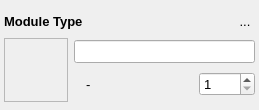
disorderedmaterials/dissolve, file src/gui/charts/moduleblock.ui: the form before one commit.
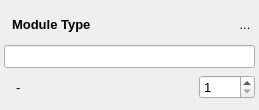
The form after the commit. Icons and pictures are not drawn.

Commit message: Rearrange controls between ModuleBlock and ModuleControlWidget.

```diff
--- a/src/gui/charts/moduleblock.ui
+++ b/src/gui/charts/moduleblock.ui
@@ -87,6 +87,31 @@
       </property>
       <item>
        <layout class="QHBoxLayout" name="horizontalLayout_3">
+        <item>
+         <widget class="QLabel" name="ModuleIconLabel">
+          <property name="sizePolicy">
+           <sizepolicy hsizetype="Preferred" vsizetype="Preferred">
+            <horstretch>0</horstretch>
+            <verstretch>0</verstretch>
+           </sizepolicy>
+          </property>
+          <property name="maximumSize">
+           <size>
+            <width>24</width>
+            <height>24</height>
+           </size>
+          </property>
+          <property name="text">
+           <string/>
+          </property>
+          <property name="pixmap">
+           <pixmap resource="../main.qrc">:/modules/icons/modules_import.svg</pixmap>
+          </property>
+          <property name="scaledContents">
+           <bool>true</bool>
+          </property>
+         </widget>
+        </item>
         <item>
          <widget class="QLabel" name="TopLabel">
           <property name="sizePolicy">
@@ -154,76 +179,6 @@
         <property name="spacing">
          <number>6</number>
         </property>
-        <item>
-         <widget class="QFrame" name="IconFrame">
-          <property name="enabled">
-           <bool>true</bool>
-          </property>
-          <property name="minimumSize">
-           <size>
-            <width>64</width>
-            <height>64</height>
-           </size>
-          </property>
-          <property name="maximumSize">
-           <size>
-            <width>64</width>
-            <height>64</height>
-           </size>
-          </property>
-          <property name="frameShape">
-           <enum>QFrame::StyledPanel</enum>
-          </property>
-          <property name="frameShadow">
-           <enum>QFrame::Raised</enum>
-          </property>
-          <property name="lineWidth">
-           <number>2</number>
-          </property>
-          <layout class="QHBoxLayout" name="horizontalLayout_2">
-           <property name="spacing">
-            <number>4</number>
-           </property>
-           <property name="leftMargin">
-            <number>4</number>
-           </property>
-           <property name="topMargin">
-            <number>4</number>
-           </property>
-           <property name="rightMargin">
-            <number>4</number>
-           </property>
-           <property name="bottomMargin">
-            <number>4</number>
-           </property>
-           <item>
-            <widget class="QLabel" name="IconLabel">
-             <property name="sizePolicy">
-              <sizepolicy hsizetype="Preferred" vsizetype="Preferred">
-               <horstretch>0</horstretch>
-               <verstretch>0</verstretch>
-              </sizepolicy>
-             </property>
-             <property name="maximumSize">
-              <size>
-               <width>54</width>
-               <height>54</height>
-              </size>
-             </property>
-             <property name="text">
-              <string/>
-             </property>
-             <property name="pixmap">
-              <pixmap resource="../main.qrc">:/modules/icons/modules_import.svg</pixmap>
-             </property>
-             <property name="scaledContents">
-              <bool>true</bool>
-             </property>
-            </widget>
-           </item>
-          </layout>
-         </widget>
-        </item>
         <item>
          <layout class="QVBoxLayout" name="verticalLayout">
           <property name="spacing">
```
Left out of the diff: 4 changed lines with no effect on the pictures. The commit also changes 6 other files.
